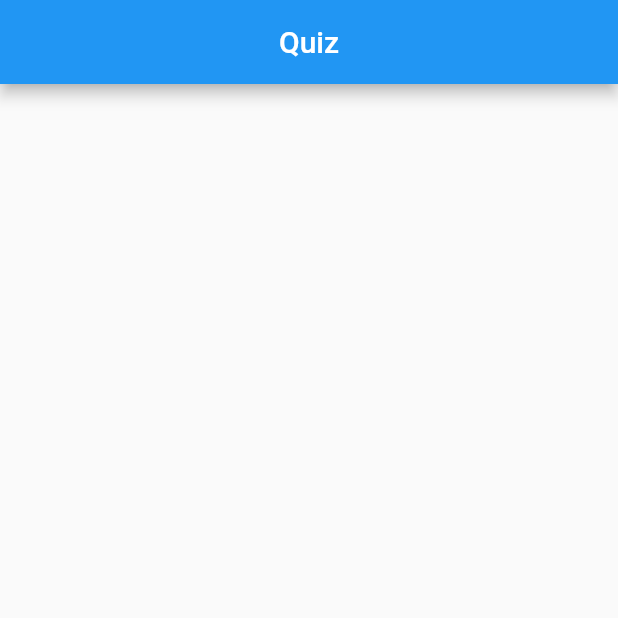
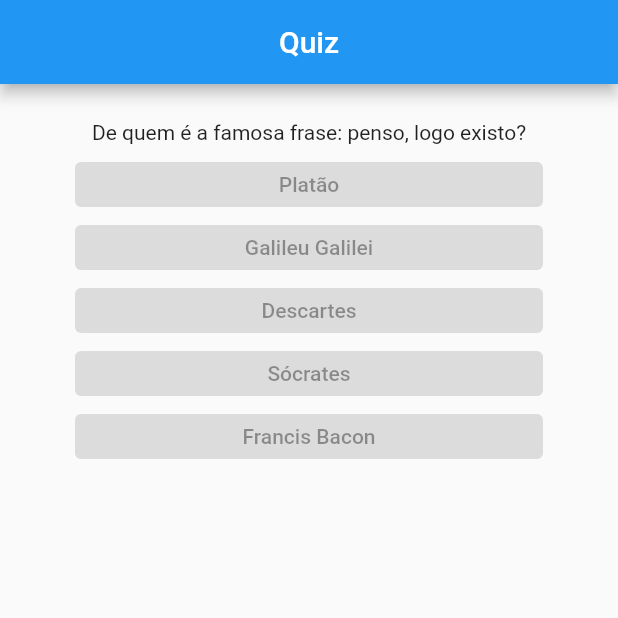
Before and after one commit to j1000tonm/Flutter-Ifal, a Flutter app: the screen it shows after launch, on a phone screen of 412 x 824 dp, the top half of it. Run offline on Flutter 3.47's test engine with Material 2 defaults, Android fonts, the phone set to English and light mode, and no system bars.

Commit message:
Class view, questions and answer designer

```diff
--- /dev/null
+++ b/Quiz/lib/answer.dart
@@ -0,0 +1,19 @@
+import 'package:flutter/material.dart';
+
+class AnswerButton extends StatelessWidget {
+  final String text;
+
+  const AnswerButton({super.key, required this.text});
+
+  @override
+  Widget build(BuildContext context) {
+    return Padding(
+      padding: const EdgeInsets.only(left: 50, right: 50, top: 12),
+      child: SizedBox(
+        width: MediaQuery.of(context).size.width,
+        height: 30,
+        child: ElevatedButton(onPressed: null, child: Text(text)),
+      ),
+    );
+  }
+}
--- a/Quiz/lib/main.dart
+++ b/Quiz/lib/main.dart
@@ -1,26 +1,6 @@
 import 'package:flutter/material.dart';
+import 'package:minimal/view.dart';
 
 void main() {
-  runApp(const MyApp());
+  runApp(const Quiz());
 }
-
-class MyApp extends StatelessWidget {
-  const MyApp({super.key});
-
-  @override
-  Widget build(BuildContext context) {
-    return MaterialApp(
-      home: Scaffold(
-        appBar: AppBar(
-          centerTitle: true,
-          title: const Text('Quiz'),
-        ),
-      ),
-    );
-  }
-}
-
-// Scaffold é uma classe em flutter que fornece muitos widgets,
-// tais como: Drawer, Snack-Bar, Bottom-Navigation-Bar, Floating-Action-Button,
-// App-Bar, entre outros. Scaffold irá expandir ou ocupar toda a tela do
-// dispositivo. Ele ocupará o espaço disponível.
--- /dev/null
+++ b/Quiz/lib/questions.dart
@@ -0,0 +1,35 @@
+var questions = [
+  {
+    "question": "De quem é a famosa frase: penso, logo existo?",
+    "answers": [
+      {"a": "Platão"},
+      {"b": "Galileu Galilei"},
+      {"c": "Descartes"},
+      {"d": "Sócrates"},
+      {"e": "Francis Bacon"},
+    ],
+    "correctAnswer": "c"
+  },
+  {
+    "question": "Quais o menor e o maior país do mundo?",
+    "answers": [
+      {"a": "Vaticano e Rússia"},
+      {"b": "Nauru e China"},
+      {"c": "Mônaco e Canadá"},
+      {"d": "Malta e Estados Unidos"},
+      {"e": "São Marino e Índia"},
+    ],
+    "correctAnswer": "a"
+  },
+  {
+    "question": "Qual presidente era conhecido como Jango?",
+    "answers": [
+      {"a": "Jânio Quadros"},
+      {"b": "Jacinto Anjos"},
+      {"c": "Getúlio Vargas"},
+      {"d": "João Figueiredo"},
+      {"e": "João Goulart"},
+    ],
+    "correctAnswer": "e"
+  }
+];
--- /dev/null
+++ b/Quiz/lib/view.dart
@@ -0,0 +1,53 @@
+import 'package:flutter/material.dart';
+import 'package:minimal/answer.dart';
+import 'package:minimal/questions.dart';
+
+class Quiz extends StatefulWidget {
+  const Quiz({super.key});
+
+  @override
+  State<StatefulWidget> createState() {
+    return QuizView();
+  }
+}
+
+class QuizView extends State<Quiz> {
+  var currentQuestion = 0;
+
+  String getQuestionTitle() {
+    return questions.elementAt(currentQuestion)['question'].toString();
+  }
+
+  String getAnswerText(int index) {
+    var answers = questions.elementAt(currentQuestion)['answers']
+        as List<Map<String, String>>;
+    return answers.elementAt(index).values.first;
+  }
+
+  @override
+  Widget build(BuildContext context) {
+    return MaterialApp(
+      home: Scaffold(
+        appBar: AppBar(
+          centerTitle: true,
+          title: const Text('Quiz'),
+        ),
+        body: Column(
+          children: [
+            Padding(
+                padding: const EdgeInsets.only(top: 24),
+                child: Row(
+                  mainAxisAlignment: MainAxisAlignment.center,
+                  children: [Text(getQuestionTitle())],
+                )),
+            AnswerButton(text: getAnswerText(0)),
+            AnswerButton(text: getAnswerText(1)),
+            AnswerButton(text: getAnswerText(2)),
+            AnswerButton(text: getAnswerText(3)),
+            AnswerButton(text: getAnswerText(4)),
+          ],
+        ),
+      ),
+    );
+  }
+}
```
